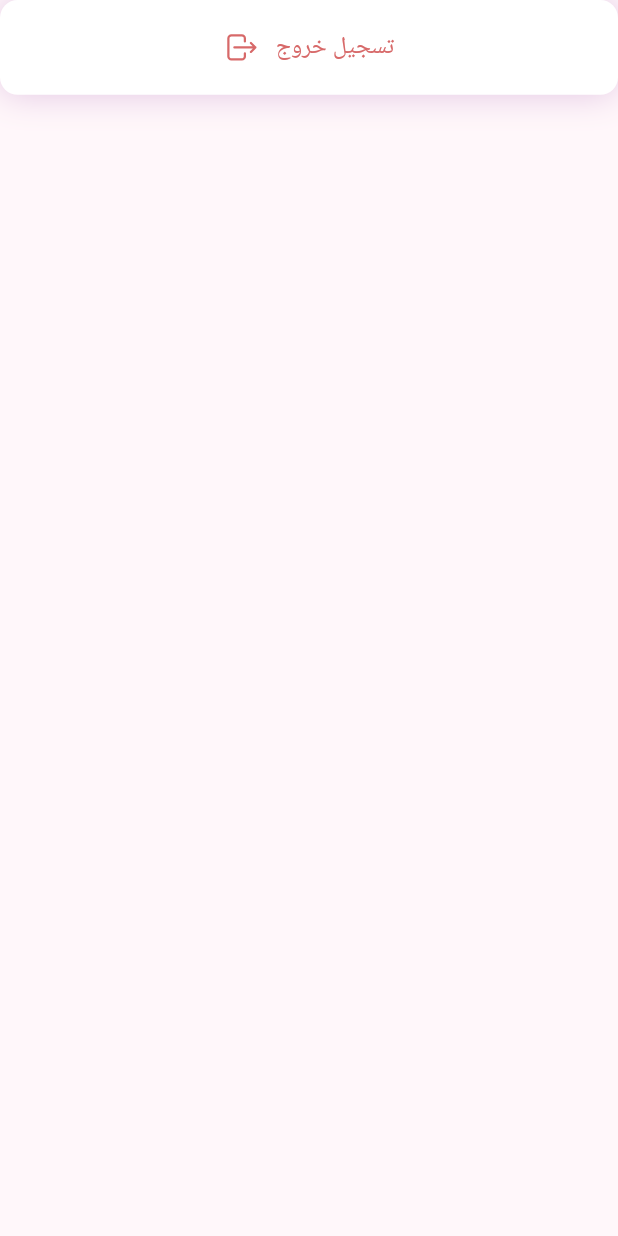
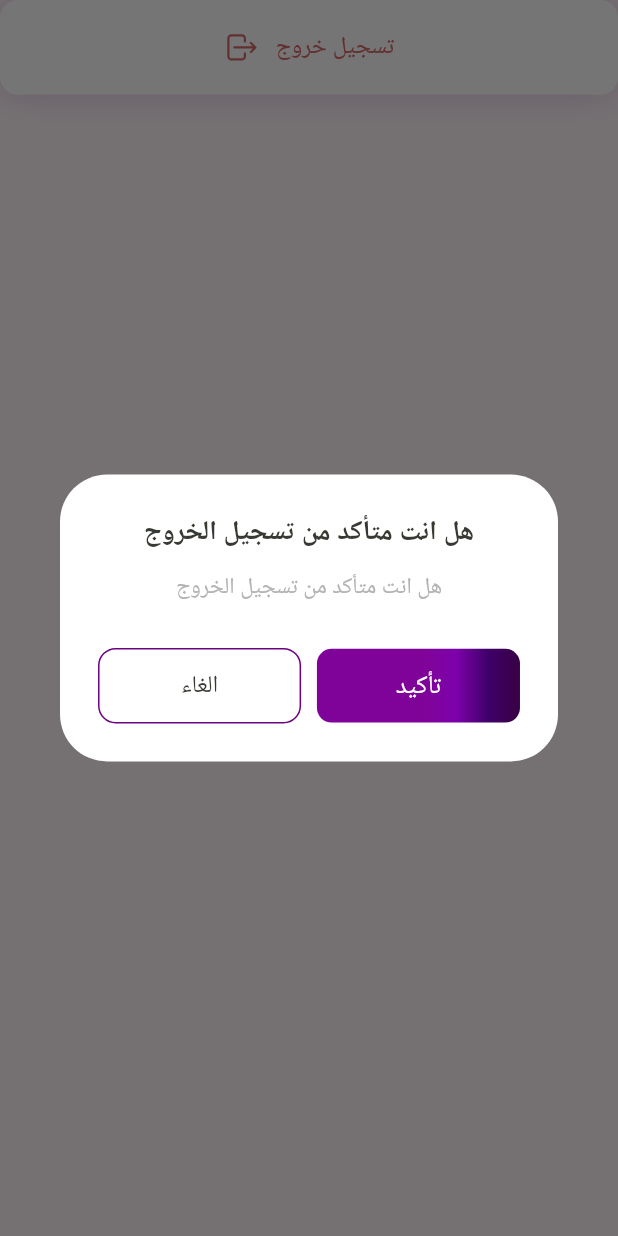
Before and after one commit to salsabilelshiekh2022/Al-alamia, a Flutter app: the LogoutSection widget shown alone on an empty page, opened directly, after a tap on "تسجيل خروج", on a phone screen of 412 x 824 dp. Run offline on Flutter 3.47's test engine with Material 3 defaults, Android fonts, the phone set to English and light mode, and no system bars; our stand-ins replace animated_notch_bottom_bar, cached_network_image, dartz, dio, dotted_border, easy_localization and 12 more; missing offline and left inert: requests_inspector; accounts and stored records are empty; network calls fail; Roboto replaces fonts that are missing (Cairo); statements that could not run were skipped.

Commit message:
feat: Add cancel button functionality in logout dialog; update translations and UI components

```diff
--- a/assets/translations/ar.json
+++ b/assets/translations/ar.json
@@ -117,7 +117,8 @@
   "phone_1_hint" : "ادخل رقم الجوال",
   "phone_2_hint" : "ادخل رقم الجوال",
   "commission_type" : "نوع العمولة",
-  "back" : "رجوع"
+  "back" : "رجوع",
+  "cancle" : "الغاء"
 
 
 
--- a/lib/core/helper/translation_extensions.dart
+++ b/lib/core/helper/translation_extensions.dart
@@ -123,4 +123,5 @@ extension TranslationExtension on BuildContext {
   String get commissionType => tr('commission_type');
   String get beneficiaryName => tr('beneficiary_name');
   String get back => tr('back');
+  String get cancle => tr('cancle');
 }
--- a/lib/features/settings/presentation/views/widgets/settings/logout_section.dart
+++ b/lib/features/settings/presentation/views/widgets/settings/logout_section.dart
@@ -1,9 +1,12 @@
 import 'package:alalamia/core/helper/app_extention.dart';
 import 'package:alalamia/core/helper/translation_extensions.dart';
+import 'package:alalamia/core/utils/global_ui_utils.dart';
 import 'package:flutter/material.dart';
 import 'package:flutter_screenutil/flutter_screenutil.dart';
 
 import '../../../../../../core/components/widgets/custom_svg_builder.dart';
+import '../../../../../../core/components/widgets/main_button.dart';
+import '../../../../../../core/routes/routes.dart';
 import '../../../../../../generated/app_assets.dart';
 
 class LogoutSection extends StatelessWidget {
@@ -12,9 +15,11 @@ class LogoutSection extends StatelessWidget {
   @override
   Widget build(BuildContext context) {
     return InkWell(
-      onTap: (){},
+      onTap: () {
+        _buildLogoutDialog(context);
+      },
       child: Container(
-          padding: EdgeInsets.symmetric(horizontal: 16.w, vertical: 20.h),
+        padding: EdgeInsets.symmetric(horizontal: 16.w, vertical: 20.h),
         decoration: BoxDecoration(
           color: context.colors.whiteColor,
           borderRadius: BorderRadius.circular(12.r),
@@ -29,17 +34,76 @@ class LogoutSection extends StatelessWidget {
         child: Row(
           mainAxisAlignment: MainAxisAlignment.center,
           children: [
-
-            Text(context.logout,style: context.textStyles.font16RegularSecondaryColor.copyWith(color: context.colors.redColor),),
+            Text(
+              context.logout,
+              style: context.textStyles.font16RegularSecondaryColor.copyWith(
+                color: context.colors.redColor,
+              ),
+            ),
             10.horizontalSpace,
-             CustomSvgBuilder(
+            CustomSvgBuilder(
               path: AppAssets.svgsLogoutIcon,
               width: 24,
-              height: 24
+              height: 24,
             ),
           ],
         ),
       ),
     );
   }
+
+  void _buildLogoutDialog(BuildContext context) {
+    GlobalUiUtils.showCustomDialog(
+      context,
+      child: Column(
+        children: [
+          Text(
+            context.sureLogout,
+            style: context.textStyles.font18SemiBoldSecondaryColor,
+          ),
+          12.verticalSpace,
+          Text(
+            context.sureLogout,
+            style: context.textStyles.font15RegularGrayColor,
+          ),
+          30.verticalSpace,
+          Row(
+            children: [
+              Expanded(
+                child: MainButton(
+                  title: context.confirm,
+                  onTap: () {
+                    context.pushNamedAndRemoveUntil(Routes.loginView);
+                  },
+                ),
+              ),
+              10.horizontalSpace,
+              Expanded(
+                child: InkWell(
+                  onTap: () => Navigator.pop(context),
+                  child: Container(
+                    padding: EdgeInsets.symmetric(vertical: 12.w),
+                    decoration: BoxDecoration(
+                      color: context.colors.whiteColor,
+                      borderRadius: BorderRadius.circular(12.r),
+                      border: Border.all(
+                        color: context.colors.primaryColor,
+                        width: 1,
+                      ),
+                    ),
+                    child: Center(
+                      child: Text(
+                        context.cancle,
+                        style: context.textStyles.font16RegularSecondaryColor,
+                      ),
+                    ),
+                  ),
+                ),
+              ),
+            ],
+          ),
+        ],
+      ),
+    );
+  }
 }
```
